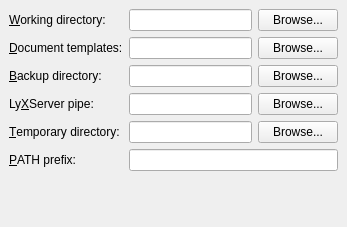
First picture: the form in src/frontends/qt4/ui/PrefPathsUi.ui, repository cburschka/lyx, before the edit.
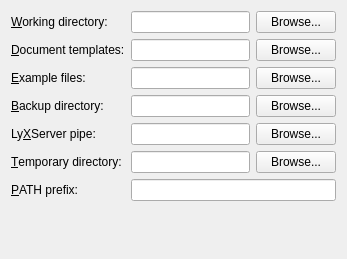
Second picture: the form after the edit.

Commit message: support to set the examples folder in the preferences

The edit to the form file:
```diff
--- a/src/frontends/qt4/ui/PrefPathsUi.ui
+++ b/src/frontends/qt4/ui/PrefPathsUi.ui
@@ -6,67 +6,25 @@
     <x>0</x>
     <y>0</y>
     <width>347</width>
-    <height>227</height>
+    <height>259</height>
    </rect>
   </property>
   <property name="windowTitle" >
    <string/>
   </property>
   <layout class="QGridLayout" >
-   <property name="margin" >
-    <number>9</number>
-   </property>
-   <property name="spacing" >
-    <number>6</number>
-   </property>
-   <item row="3" column="0" >
-    <widget class="QLabel" name="lyxserverDirLA" >
+   <item row="0" column="0" >
+    <widget class="QLabel" name="workingDirLA" >
      <property name="text" >
-      <string>Ly&amp;XServer pipe:</string>
+      <string>&amp;Working directory:</string>
      </property>
      <property name="buddy" >
-      <cstring>lyxserverDirED</cstring>
+      <cstring>workingDirED</cstring>
      </property>
     </widget>
    </item>
-   <item row="1" column="2" >
-    <widget class="QPushButton" name="templateDirPB" >
-     <property name="text" >
-      <string>Browse...</string>
-     </property>
-     <property name="autoDefault" >
-      <bool>false</bool>
-     </property>
-    </widget>
-   </item>
-   <item row="5" column="1" colspan="2" >
-    <widget class="QLineEdit" name="pathPrefixED" />
-   </item>
-   <item row="2" column="2" >
-    <widget class="QPushButton" name="backupDirPB" >
-     <property name="text" >
-      <string>Browse...</string>
-     </property>
-     <property name="autoDefault" >
-      <bool>false</bool>
-     </property>
-    </widget>
-   </item>
-   <item row="4" column="2" >
-    <widget class="QPushButton" name="tempDirPB" >
-     <property name="text" >
-      <string>Browse...</string>
-     </property>
-     <property name="autoDefault" >
-      <bool>false</bool>
-     </property>
-    </widget>
-   </item>
-   <item row="3" column="1" >
-    <widget class="QLineEdit" name="lyxserverDirED" />
-   </item>
-   <item row="1" column="1" >
-    <widget class="QLineEdit" name="templateDirED" />
+   <item row="0" column="1" >
+    <widget class="QLineEdit" name="workingDirED" />
    </item>
    <item row="0" column="2" >
     <widget class="QPushButton" name="workingDirPB" >
@@ -78,27 +36,53 @@
      </property>
     </widget>
    </item>
-   <item row="5" column="0" >
-    <widget class="QLabel" name="pathPrefixLA" >
+   <item row="1" column="0" >
+    <widget class="QLabel" name="templateDirLA" >
      <property name="text" >
-      <string>&amp;PATH prefix:</string>
+      <string>&amp;Document templates:</string>
      </property>
      <property name="buddy" >
-      <cstring>pathPrefixED</cstring>
+      <cstring>templateDirED</cstring>
      </property>
     </widget>
    </item>
-   <item row="4" column="0" >
-    <widget class="QLabel" name="tempDirLA" >
+   <item row="1" column="1" >
+    <widget class="QLineEdit" name="templateDirED" />
+   </item>
+   <item row="1" column="2" >
+    <widget class="QPushButton" name="templateDirPB" >
      <property name="text" >
-      <string>&amp;Temporary directory:</string>
+      <string>Browse...</string>
      </property>
-     <property name="buddy" >
-      <cstring>tempDirED</cstring>
+     <property name="autoDefault" >
+      <bool>false</bool>
      </property>
     </widget>
    </item>
    <item row="2" column="0" >
+    <widget class="QLabel" name="exampleDirLA" >
+     <property name="text" >
+      <string>&amp;Example files:</string>
+     </property>
+     <property name="buddy" >
+      <cstring>templateDirED</cstring>
+     </property>
+    </widget>
+   </item>
+   <item row="2" column="1" >
+    <widget class="QLineEdit" name="exampleDirED" />
+   </item>
+   <item row="2" column="2" >
+    <widget class="QPushButton" name="exampleDirPB" >
+     <property name="text" >
+      <string>Browse...</string>
+     </property>
+     <property name="autoDefault" >
+      <bool>false</bool>
+     </property>
+    </widget>
+   </item>
+   <item row="3" column="0" >
     <widget class="QLabel" name="backupDirLA" >
      <property name="text" >
       <string>&amp;Backup directory:</string>
@@ -108,14 +92,11 @@
      </property>
     </widget>
    </item>
-   <item row="2" column="1" >
+   <item row="3" column="1" >
     <widget class="QLineEdit" name="backupDirED" />
    </item>
-   <item row="0" column="1" >
-    <widget class="QLineEdit" name="workingDirED" />
-   </item>
    <item row="3" column="2" >
-    <widget class="QPushButton" name="lyxserverDirPB" >
+    <widget class="QPushButton" name="backupDirPB" >
      <property name="text" >
       <string>Browse...</string>
      </property>
@@ -124,30 +105,66 @@
      </property>
     </widget>
    </item>
-   <item row="0" column="0" >
-    <widget class="QLabel" name="workingDirLA" >
+   <item row="4" column="0" >
+    <widget class="QLabel" name="lyxserverDirLA" >
      <property name="text" >
-      <string>&amp;Working directory:</string>
+      <string>Ly&amp;XServer pipe:</string>
      </property>
      <property name="buddy" >
-      <cstring>workingDirED</cstring>
-     </property>
-    </widget>
-   </item>
-   <item row="1" column="0" >
-    <widget class="QLabel" name="templateDirLA" >
-     <property name="text" >
-      <string>&amp;Document templates:</string>
-     </property>
-     <property name="buddy" >
-      <cstring>templateDirED</cstring>
+      <cstring>lyxserverDirED</cstring>
      </property>
     </widget>
    </item>
    <item row="4" column="1" >
+    <widget class="QLineEdit" name="lyxserverDirED" />
+   </item>
+   <item row="4" column="2" >
+    <widget class="QPushButton" name="lyxserverDirPB" >
+     <property name="text" >
+      <string>Browse...</string>
+     </property>
+     <property name="autoDefault" >
+      <bool>false</bool>
+     </property>
+    </widget>
+   </item>
+   <item row="5" column="0" >
+    <widget class="QLabel" name="tempDirLA" >
+     <property name="text" >
+      <string>&amp;Temporary directory:</string>
+     </property>
+     <property name="buddy" >
+      <cstring>tempDirED</cstring>
+     </property>
+    </widget>
+   </item>
+   <item row="5" column="1" >
     <widget class="QLineEdit" name="tempDirED" />
    </item>
-   <item row="6" column="0" colspan="3" >
+   <item row="5" column="2" >
+    <widget class="QPushButton" name="tempDirPB" >
+     <property name="text" >
+      <string>Browse...</string>
+     </property>
+     <property name="autoDefault" >
+      <bool>false</bool>
+     </property>
+    </widget>
+   </item>
+   <item row="6" column="0" >
+    <widget class="QLabel" name="pathPrefixLA" >
+     <property name="text" >
+      <string>&amp;PATH prefix:</string>
+     </property>
+     <property name="buddy" >
+      <cstring>pathPrefixED</cstring>
+     </property>
+    </widget>
+   </item>
+   <item row="6" column="1" colspan="2" >
+    <widget class="QLineEdit" name="pathPrefixED" />
+   </item>
+   <item row="7" column="0" colspan="3" >
     <spacer>
      <property name="orientation" >
       <enum>Qt::Vertical</enum>
```
Left out of the diff: 7 changed lines with no effect on the pictures. The commit also changes 5 other files.
